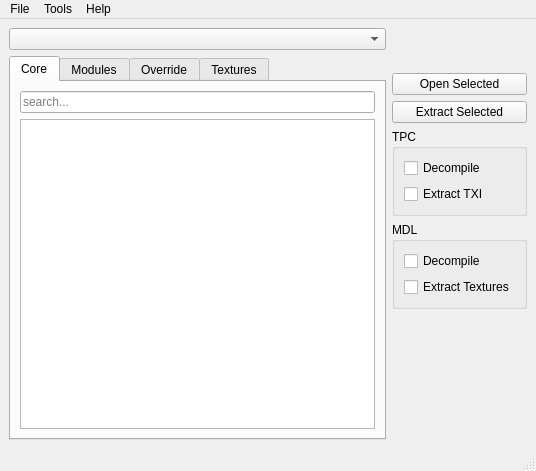
The window that ui/mainwindow.ui (NickHugi/PyKotor) describes before a commit, drawn with Qt 5.
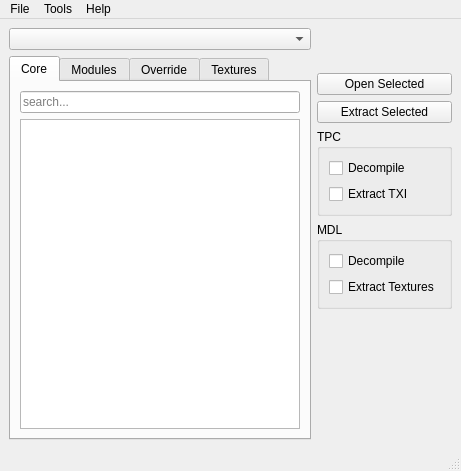
The same window after the commit. Icons and pictures are not drawn. Custom widgets are drawn as their Qt base class.

Commit message: Add dialog for user to clone an existing module with

```diff
--- a/ui/mainwindow.ui
+++ b/ui/mainwindow.ui
@@ -6,7 +6,7 @@
    <rect>
     <x>0</x>
     <y>0</y>
-    <width>536</width>
+    <width>461</width>
     <height>471</height>
    </rect>
   </property>
@@ -491,7 +491,7 @@
     <rect>
      <x>0</x>
      <y>0</y>
-     <width>536</width>
+     <width>461</width>
      <height>21</height>
     </rect>
    </property>
```
Left out of the diff: 10 changed lines with no effect on the pictures. The commit also changes 6 other files.
